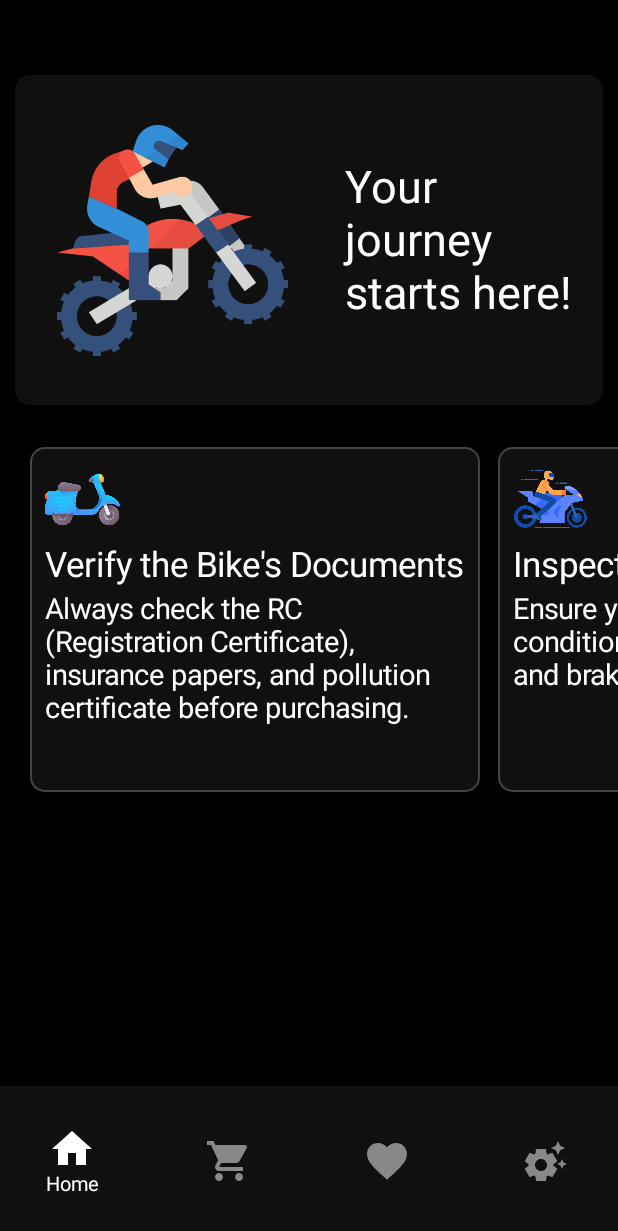
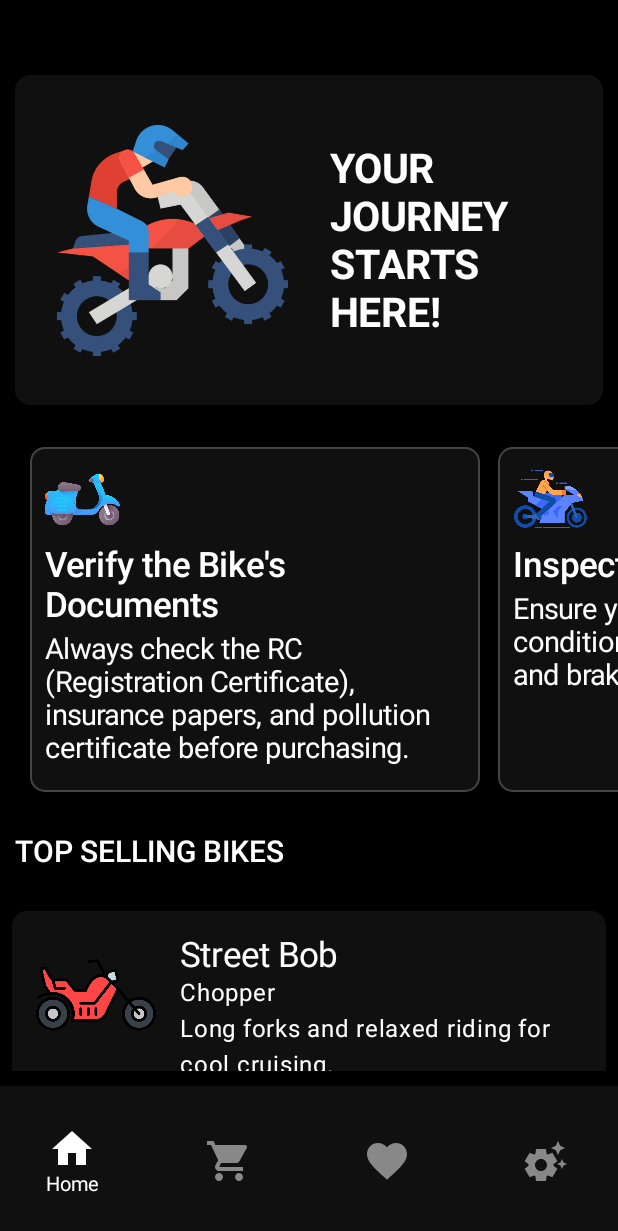
Before and after one commit to Eney997/buyRide-AndroidApp, an Android app built with Jetpack Compose: the AppUserScreen screen opened through its navigation route, on a phone screen of 412 x 824 dp. Shown: the top 1231 px of the screen. Run offline under Robolectric (Android 15) with nearby library versions, the phone set to English and light mode, and no system bars.

Commit message:
homeScreenDone

```diff
--- a/app/src/main/java/com/example/buyride/screens/AppUserScreen.kt
+++ b/app/src/main/java/com/example/buyride/screens/AppUserScreen.kt
@@ -8,10 +8,10 @@ import androidx.compose.foundation.Image
 import androidx.compose.foundation.background
 import androidx.compose.foundation.border
 import androidx.compose.foundation.clickable
+import androidx.compose.foundation.horizontalScroll
 import androidx.compose.foundation.layout.Arrangement
 import androidx.compose.foundation.layout.Box
 import androidx.compose.foundation.layout.Column
-import androidx.compose.foundation.layout.PaddingValues
 import androidx.compose.foundation.layout.Row
 import androidx.compose.foundation.layout.Spacer
 import androidx.compose.foundation.layout.fillMaxSize
@@ -20,13 +20,12 @@ import androidx.compose.foundation.layout.height
 import androidx.compose.foundation.layout.padding
 import androidx.compose.foundation.layout.size
 import androidx.compose.foundation.layout.width
-import androidx.compose.foundation.lazy.LazyRow
-import androidx.compose.foundation.lazy.items
 import androidx.compose.foundation.rememberScrollState
 import androidx.compose.foundation.shape.RoundedCornerShape
 import androidx.compose.foundation.verticalScroll
 import androidx.compose.material3.HorizontalDivider
 import androidx.compose.material3.Icon
+import androidx.compose.material3.MaterialTheme
 import androidx.compose.material3.NavigationBar
 import androidx.compose.material3.NavigationBarItem
 import androidx.compose.material3.NavigationBarItemDefaults
@@ -44,6 +43,7 @@ import androidx.compose.ui.draw.clip
 import androidx.compose.ui.graphics.Color
 import androidx.compose.ui.platform.LocalContext
 import androidx.compose.ui.res.painterResource
+import androidx.compose.ui.text.font.FontWeight
 import androidx.compose.ui.text.style.TextAlign
 import androidx.compose.ui.unit.dp
 import androidx.compose.ui.unit.sp
@@ -168,7 +168,7 @@ fun BottomNavigationBar
 fun HomeScreen() {
     val context = LocalContext.current
     val boxCol = Color(ContextCompat.getColor(context, R.color.snackBarColor))
-
+    val scroll = rememberScrollState()
 
     val motoObligationTitle = listOf(
         "Verify the Bike's Documents",
@@ -186,7 +186,6 @@ fun HomeScreen() {
         "Make sure the bike is not under any active loan or has pending traffic fines.",
     )
 
-
     val motoObligationIcons = listOf(
         R.drawable.moto_o,
         R.drawable.moto_t,
@@ -199,13 +198,11 @@ fun HomeScreen() {
 
     Box(modifier = Modifier.fillMaxSize()
         .background(Color.Black)
-        .padding(bottom = 100.dp, top = 50.dp)
+        .padding(bottom = 110.dp, top = 50.dp)
     )
     {
-        Column(modifier = Modifier.fillMaxSize())
+        Column(modifier = Modifier.fillMaxSize().verticalScroll(scroll))
         {
-
-
             Box(
                 modifier = Modifier
                     .padding(start = 10.dp, end = 10.dp)
@@ -226,25 +223,27 @@ fun HomeScreen() {
                         modifier = Modifier.size(170.dp)
                     )
 
-                    Spacer(modifier = Modifier.width(30.dp))
+                    Spacer(modifier = Modifier.width(20.dp))
 
                     Text(
-                        text = "Your journey starts here!",
+                        text = "YOUR JOURNEY STARTS HERE!",
                         color = Color.White,
-                        fontSize = 30.sp
+                        fontWeight = FontWeight.Bold,
+                        fontSize = 27.sp
                     )
                 }
             }
 
-
             Spacer(modifier = Modifier.height(20.dp))
 
-            LazyRow(
-                modifier = Modifier.fillMaxWidth(),
-                contentPadding = PaddingValues(horizontal = 20.dp, vertical = 8.dp),
+            Row(
+                modifier = Modifier
+                    .fillMaxWidth()
+                    .horizontalScroll(rememberScrollState())
+                    .padding(horizontal = 20.dp, vertical = 8.dp),
                 horizontalArrangement = Arrangement.spacedBy(12.dp)
             ) {
-                items(obligationItems) { (obligation, iconResId) ->
+                obligationItems.forEach { (obligation, iconResId) ->
                     Box(
                         modifier = Modifier
                             .width(300.dp)
@@ -260,29 +259,63 @@ fun HomeScreen() {
                                 modifier = Modifier.size(50.dp)
                             )
                             Spacer(modifier = Modifier.height(5.dp))
-
-
                             Text(
                                 text = obligation,
                                 fontSize = 23.sp,
+                                fontWeight = FontWeight.Medium,
                                 color = Color.White
                             )
-
                             Spacer(modifier = Modifier.height(5.dp))
-
                             Text(
                                 text = motoObligationDesc[motoObligationTitle.indexOf(obligation)],
                                 fontSize = 19.sp,
+                                fontWeight = FontWeight.Normal,
                                 color = Color.White
                             )
+                        }
+                    }
+                }
+            }
 
+            Spacer(modifier = Modifier.height(20.dp))
+
+            Box(modifier = Modifier.padding(start = 10.dp,end = 10.dp)) {
+                Text(
+                    "TOP SELLING BIKES",
+                    color = Color.White,
+                    fontSize = 20.sp,
+                    fontWeight = FontWeight.Medium
+                )
+            }
+
+            Spacer(modifier = Modifier.height(20.dp))
+
+            Column {
+                Motorcycle.topSellingBikes.take(4).forEach { bike ->
+                    Box(
+                        modifier = Modifier
+                            .padding(8.dp)
+                            .clip(RoundedCornerShape(10.dp))
+                            .background(color = boxCol)
+                            .fillMaxWidth()
+                    ) {
+                        Row(modifier = Modifier.padding(16.dp)) {
+                            Image(
+                                painter = painterResource(id = bike.imageRes),
+                                contentDescription = bike.name,
+                                modifier = Modifier.size(80.dp)
+                            )
+                            Spacer(modifier = Modifier.width(16.dp))
+                            Column {
+                                Text(text = bike.name, color = Color.White, fontSize = 23.sp)
+                                Text(text = bike.type, color = Color.White, style = MaterialTheme.typography.bodyLarge)
+                                Text(text = bike.description, color = Color.White,style = MaterialTheme.typography.bodyLarge)
+                            }
                         }
                     }
                 }
             }
         }
-
-
     }
 }
 
@@ -349,8 +382,8 @@ fun SettingsScreen()
 
                 Column(modifier = Modifier.fillMaxWidth())
                 {
-                    Text(text = "UserName: ${user?.username}", color = Color.White, fontSize = 17.sp)
-                    Text(text = "Gmail: ${user?.gmail}", color = Color.White, fontSize = 17.sp)
+                    Text(text = "UserName: ${user?.username}", color = Color.White, fontSize = 17.sp, fontWeight = FontWeight.Medium)
+                    Text(text = "Gmail: ${user?.gmail}", color = Color.White, fontSize = 17.sp,fontWeight = FontWeight.Medium)
                 }
             }
 
@@ -372,8 +405,8 @@ fun SettingsScreen()
                         Column(
                             horizontalAlignment = Alignment.CenterHorizontally
                         ) {
-                            Text("0", color = Color.White, fontSize = 17.sp)
-                            Text("Total Orders", color = Color.White, fontSize = 17.sp)
+                            Text("0", color = Color.White, fontSize = 17.sp,fontWeight = FontWeight.Medium)
+                            Text("Total Orders", color = Color.White, fontSize = 17.sp,fontWeight = FontWeight.Medium)
                         }
                     }
 
@@ -385,8 +418,8 @@ fun SettingsScreen()
                         Column(
                             horizontalAlignment = Alignment.CenterHorizontally
                         ) {
-                            Text("0", color = Color.White, fontSize = 17.sp)
-                            Text("Active Orders", color = Color.White, fontSize = 17.sp)
+                            Text("0", color = Color.White, fontSize = 17.sp,fontWeight = FontWeight.Medium)
+                            Text("Active Orders", color = Color.White, fontSize = 17.sp,fontWeight = FontWeight.Medium)
                         }
                     }
 
@@ -398,8 +431,8 @@ fun SettingsScreen()
                         Column(
                             horizontalAlignment = Alignment.CenterHorizontally
                         ) {
-                            Text("0", color = Color.White, fontSize = 17.sp)
-                            Text("Cancel Orders", color = Color.White, fontSize = 17.sp)
+                            Text("0", color = Color.White, fontSize = 17.sp,fontWeight = FontWeight.Medium)
+                            Text("Cancel Orders", color = Color.White, fontSize = 17.sp,fontWeight = FontWeight.Medium)
                         }
                     }
 
@@ -416,7 +449,7 @@ fun SettingsScreen()
                 {
                     Icon(painter = painterResource(id = R.drawable.ic_password), contentDescription = "Change password", tint = Color.White)
                     Spacer(modifier = Modifier.width(10.dp))
-                    Text(text = "Change Password", color = Color.White, fontSize = 20.sp)
+                    Text(text = "Change Password", color = Color.White, fontSize = 20.sp,fontWeight = FontWeight.Medium)
                     Spacer(modifier = Modifier.weight(1f))
                     Icon(painter = painterResource(id = R.drawable.ic_arrow_right), contentDescription = "Change password", tint = Color.White, modifier = Modifier
                         .padding(end = 20.dp)
@@ -434,7 +467,7 @@ fun SettingsScreen()
                 {
                     Icon(painter = painterResource(id = R.drawable.ic_app_shortcut), contentDescription = "App Story", tint = Color.White)
                     Spacer(modifier = Modifier.width(10.dp))
-                    Text(text = "About App", color = Color.White, fontSize = 20.sp)
+                    Text(text = "About App", color = Color.White, fontSize = 20.sp,fontWeight = FontWeight.Medium)
                     Spacer(modifier = Modifier.weight(1f))
                     Icon(painter = painterResource(id = R.drawable.ic_arrow_right), contentDescription = "About App", tint = Color.White, modifier = Modifier
                         .padding(end = 20.dp)
@@ -457,6 +490,7 @@ fun SettingsScreen()
                                 "Thank you for choosing BuyRide.\n" +
                                 "Your journey begins here.",
                     color = Color.White,
+                    fontWeight = FontWeight.Medium,
                     fontSize = 16.sp,
                     modifier = Modifier.padding(start = 20.dp, end = 20.dp, bottom = 10.dp)
                     )
@@ -471,7 +505,7 @@ fun SettingsScreen()
                 {
                     Icon(painter = painterResource(id = R.drawable.ic_exit), contentDescription = "Log out", tint = Color.White)
                     Spacer(modifier = Modifier.width(10.dp))
-                    Text(text = "Log out", color = Color.White, fontSize = 20.sp)
+                    Text(text = "Log out", color = Color.White, fontSize = 20.sp,fontWeight = FontWeight.Medium)
                     Spacer(modifier = Modifier.weight(1f))
                     Icon(painter = painterResource(id = R.drawable.ic_arrow_right), contentDescription = "Log out", tint = Color.White, modifier = Modifier
                         .padding(end = 20.dp)
--- /dev/null
+++ b/app/src/main/java/com/example/buyride/screens/Motorcycle.kt
@@ -0,0 +1,41 @@
+package com.example.buyride.screens
+
+import com.example.buyride.R
+
+data class Motorcycle
+(
+    val name: String,
+    val type: String,
+    val description: String,
+    val imageRes: Int
+)
+{
+    companion object {
+        val topSellingBikes = listOf(
+            Motorcycle(
+                name = "Street Bob",
+                type = "Chopper",
+                description = "Long forks and relaxed riding for cool cruising.",
+                imageRes = R.drawable.choppa
+            ),
+            Motorcycle(
+                name = "MegaGas 700cc",
+                type = "SuperMoto",
+                description = "Lightweight urban beast with great handling.",
+                imageRes = R.drawable.smoto
+            ),
+            Motorcycle(
+                name = "MT07",
+                type = "Street",
+                description = "Powerful and sleek for everyday road riding.",
+                imageRes = R.drawable.street
+            ),
+            Motorcycle(
+                name = "Nova Racer X",
+                type = "NeoCafeRacer",
+                description = "Retro style with modern performance.",
+                imageRes = R.drawable.neoracer
+            )
+        )
+    }
+}
```
Also changed, not shown: app/src/main/res/drawable/choppa.png (added), app/src/main/res/drawable/neoracer.png (added), app/src/main/res/drawable/smoto.png (added), app/src/main/res/drawable/street.png (added).
